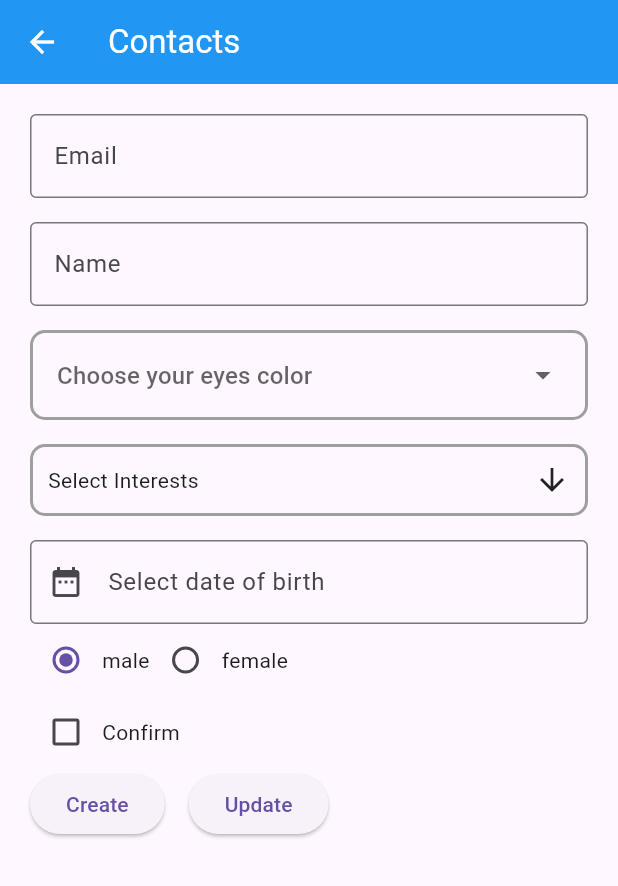
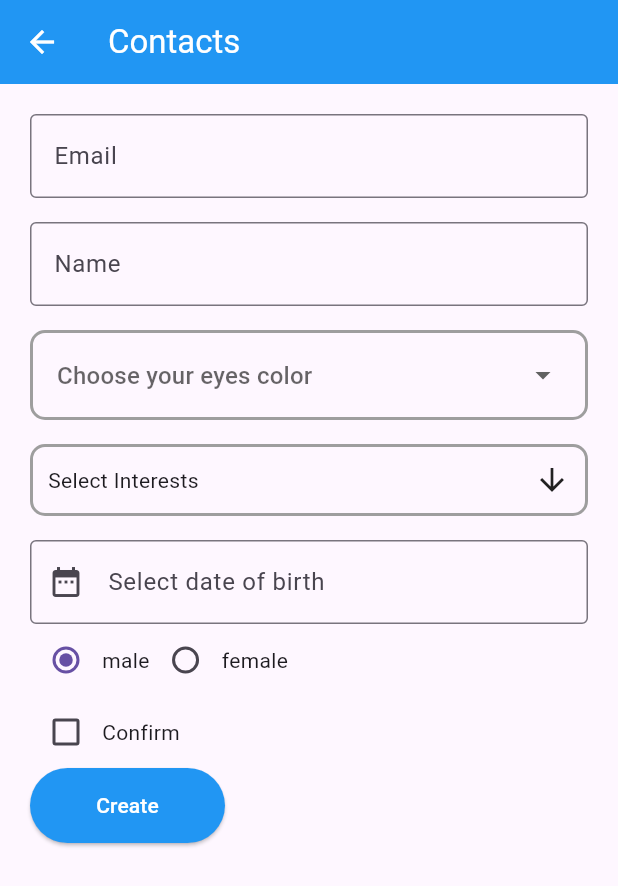
Before and after one commit to tizary/flutter_login, a Flutter app: the ContactsPageWidget screen opened by its route, on a phone screen of 412 x 824 dp. Shown: the top 886 px of the screen. Run offline on Flutter 3.47's test engine with Material 3 defaults, Android fonts, the light colour scheme and no system bars; drawn by our look-alikes of multi_select_flutter; our stand-ins replace google_maps_flutter; missing offline and left inert: mongo_dart.

Commit message:
feat: add ability to make button update invisible

```diff
--- a/lib/screens/contacts_page_widget.dart
+++ b/lib/screens/contacts_page_widget.dart
@@ -17,6 +17,7 @@
 class _ContactsPageWidgetState extends State<ContactsPageWidget> {
   final _formKey = GlobalKey<FormState>();
   bool _isLoading = true;
+  bool _activatedEdit = false;
   List<UserInfo> users = [];
   String sex = 'male';
   bool isChecked = false;
@@ -252,7 +253,10 @@
                     ),
                     Row(
                       children: [
-                        ElevatedButton(
+                        Container(
+                          width: 130,
+                          height: 50,
+                          child: ElevatedButton(
                               onPressed: () async {
                                 if (_formKey.currentState!.validate()) {
                                   final email = _emailController.text;
@@ -283,17 +287,22 @@
                                     ScaffoldMessenger.of(context)
                                         .showSnackBar(SnackBar(
                                       backgroundColor: Colors.green[400],
-                                    content:
-                                        const Text("User successfully added!"),
+                                      content: const Text(
+                                          "User successfully added!"),
                                     ));
                                   }
                                 }
                               },
                               child: const Text('Create')),
+                        ),
                         const SizedBox(
                           width: 16,
                         ),
-                        ElevatedButton(
+                        if (_activatedEdit)
+                          Container(
+                            width: 130,
+                            height: 50,
+                            child: ElevatedButton(
                                 onPressed: () async {
                                   if (_formKey.currentState!.validate()) {
                                     final email = _emailController.text;
@@ -314,10 +323,14 @@
                                       updateUser(
                                           notUpdatedEmail, userInfo.toJson());
                                       resetFields();
+                                      setState(() {
+                                        _activatedEdit = false;
+                                      });
                                     }
                                   }
                                 },
                                 child: const Text('Update')),
+                          ),
                       ],
                     ),
                   ],
@@ -346,6 +359,7 @@
                                   notUpdatedEmail = item.email;
                                   sex = item.sex;
                                   isChecked = item.confirm;
+                                  _activatedEdit = true;
                                 });
                               },
                             ),
--- a/lib/screens/login_page.dart
+++ b/lib/screens/login_page.dart
@@ -103,12 +103,9 @@
                             }
                           }
                         },
-                        style: ButtonStyle(
-                            backgroundColor:
-                                MaterialStateProperty.all<Color>(Colors.blue)),
                         child: const Text(
                           'Submit',
-                          style: TextStyle(color: Colors.white, fontSize: 20),
+                          style: TextStyle(fontSize: 20),
                         ))),
                 if (_loginError)
                   Container(
```
Also changed, not shown: lib/app.dart (+9 -2 lines), lib/screens/home_page.dart (+2 -10 lines), lib/screens/register_page.dart (+1 -6 lines). Lines whose indentation alone changed are shown as unchanged.
